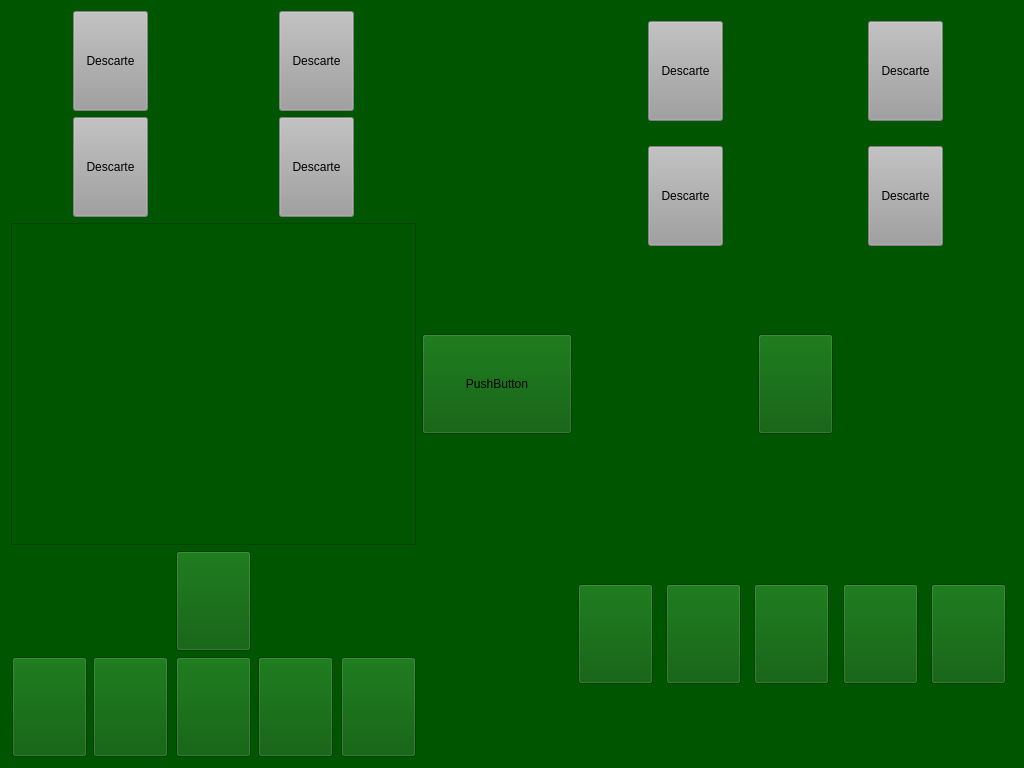
Above: MARDA/pantallajuego.ui from AndreyMena/SpiteAndMalice before the change. Below: the same form after it.
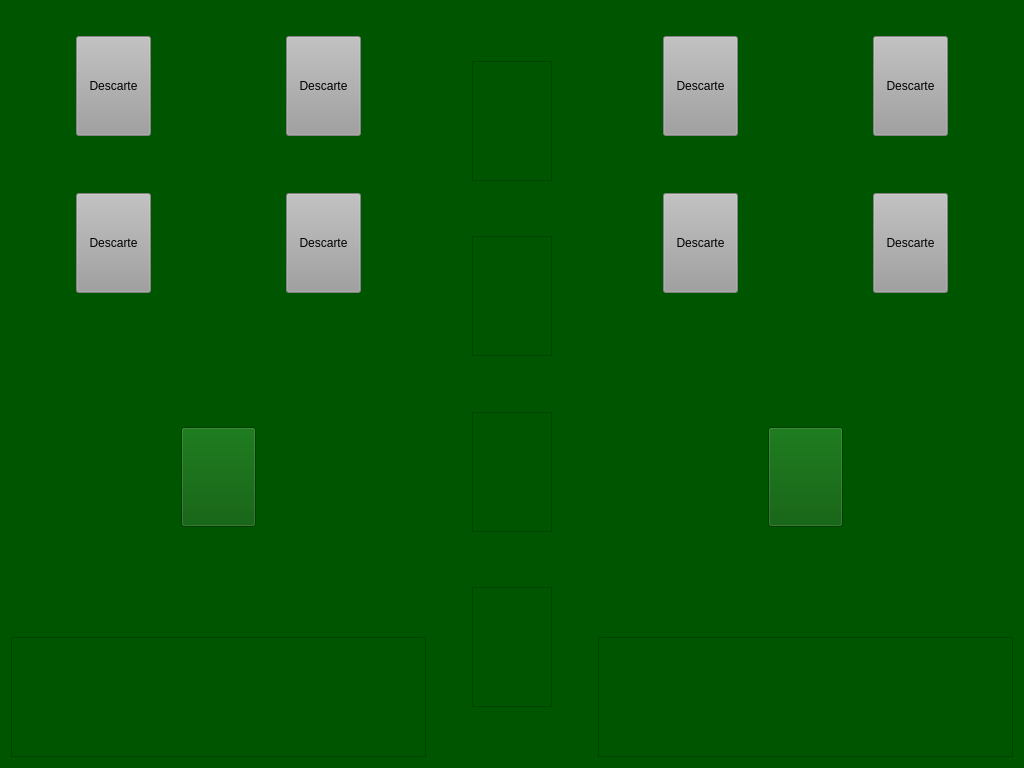
That is the form after the change. Icons and pictures are not drawn.

Commit message: Se agrega código para permitir arrastrar y soltar

```diff
--- a/MARDA/pantallajuego.ui
+++ b/MARDA/pantallajuego.ui
@@ -160,37 +160,6 @@
        </item>
        <item>
         <layout class="QVBoxLayout" name="verticalLayout_6">
-         <item>
-          <widget class="QListView" name="listView">
-           <property name="acceptDrops">
-            <bool>true</bool>
-           </property>
-           <property name="dragEnabled">
-            <bool>true</bool>
-           </property>
-           <property name="iconSize">
-            <size>
-             <width>75</width>
-             <height>100</height>
-            </size>
-           </property>
-           <property name="movement">
-            <enum>QListView::Snap</enum>
-           </property>
-           <property name="spacing">
-            <number>10</number>
-           </property>
-           <property name="gridSize">
-            <size>
-             <width>75</width>
-             <height>100</height>
-            </size>
-           </property>
-           <property name="viewMode">
-            <enum>QListView::IconMode</enum>
-           </property>
-          </widget>
-         </item>
          <item alignment="Qt::AlignHCenter|Qt::AlignVCenter">
           <widget class="QPushButton" name="pushButton_12">
            <property name="sizePolicy">
@@ -221,194 +190,55 @@
          </item>
         </layout>
        </item>
-       <item>
-        <layout class="QHBoxLayout" name="horizontalLayout_5">
-         <item>
-          <spacer name="horizontalSpacer_5">
-           <property name="orientation">
-            <enum>Qt::Horizontal</enum>
-           </property>
-           <property name="sizeHint" stdset="0">
-            <size>
-             <width>40</width>
-             <height>20</height>
-            </size>
-           </property>
-          </spacer>
-         </item>
-         <item alignment="Qt::AlignHCenter|Qt::AlignVCenter">
-          <widget class="QPushButton" name="pushButton_4">
-           <property name="minimumSize">
-            <size>
-             <width>75</width>
-             <height>100</height>
-            </size>
-           </property>
-           <property name="maximumSize">
-            <size>
-             <width>75</width>
-             <height>100</height>
-            </size>
-           </property>
-           <property name="styleSheet">
-            <string notr="true">image: url(:/img/img/10_of_clubs.png);</string>
-           </property>
-           <property name="text">
-            <string/>
-           </property>
-          </widget>
-         </item>
-         <item>
-          <spacer name="horizontalSpacer">
-           <property name="orientation">
-            <enum>Qt::Horizontal</enum>
-           </property>
-           <property name="sizeType">
-            <enum>QSizePolicy::Expanding</enum>
-           </property>
-           <property name="sizeHint" stdset="0">
-            <size>
-             <width>10</width>
-             <height>20</height>
-            </size>
-           </property>
-          </spacer>
-         </item>
-         <item alignment="Qt::AlignHCenter|Qt::AlignVCenter">
-          <widget class="QPushButton" name="pushButton_5">
-           <property name="minimumSize">
-            <size>
-             <width>75</width>
-             <height>100</height>
-            </size>
-           </property>
-           <property name="maximumSize">
-            <size>
-             <width>75</width>
-             <height>100</height>
-            </size>
-           </property>
-           <property name="styleSheet">
-            <string notr="true">image: url(:/img/img/10_of_diamonds.png);</string>
-           </property>
-           <property name="text">
-            <string/>
-           </property>
-          </widget>
-         </item>
-         <item>
-          <spacer name="horizontalSpacer_2">
-           <property name="orientation">
-            <enum>Qt::Horizontal</enum>
-           </property>
-           <property name="sizeHint" stdset="0">
-            <size>
-             <width>40</width>
-             <height>20</height>
-            </size>
-           </property>
-          </spacer>
-         </item>
-         <item alignment="Qt::AlignHCenter|Qt::AlignVCenter">
-          <widget class="QPushButton" name="pushButton_3">
-           <property name="minimumSize">
-            <size>
-             <width>75</width>
-             <height>100</height>
-            </size>
-           </property>
-           <property name="maximumSize">
-            <size>
-             <width>75</width>
-             <height>100</height>
-            </size>
-           </property>
-           <property name="styleSheet">
-            <string notr="true">image: url(:/img/img/10_of_hearts.png);</string>
-           </property>
-           <property name="text">
-            <string/>
-           </property>
-          </widget>
-         </item>
-         <item>
-          <spacer name="horizontalSpacer_3">
-           <property name="orientation">
-            <enum>Qt::Horizontal</enum>
-           </property>
-           <property name="sizeHint" stdset="0">
-            <size>
-             <width>40</width>
-             <height>20</height>
-            </size>
-           </property>
-          </spacer>
-         </item>
-         <item alignment="Qt::AlignHCenter|Qt::AlignVCenter">
-          <widget class="QPushButton" name="pushButton_2">
-           <property name="minimumSize">
-            <size>
-             <width>75</width>
-             <height>100</height>
-            </size>
-           </property>
-           <property name="maximumSize">
-            <size>
-             <width>75</width>
-             <height>100</height>
-            </size>
-           </property>
-           <property name="styleSheet">
-            <string notr="true">image: url(:/img/img/10_of_spades.png);</string>
-           </property>
-           <property name="text">
-            <string/>
-           </property>
-          </widget>
-         </item>
-         <item>
-          <spacer name="horizontalSpacer_4">
-           <property name="orientation">
-            <enum>Qt::Horizontal</enum>
-           </property>
-           <property name="sizeHint" stdset="0">
-            <size>
-             <width>40</width>
-             <height>20</height>
-            </size>
-           </property>
-          </spacer>
-         </item>
-         <item alignment="Qt::AlignHCenter|Qt::AlignVCenter">
-          <widget class="QPushButton" name="pushButton">
-           <property name="minimumSize">
-            <size>
-             <width>75</width>
-             <height>100</height>
-            </size>
-           </property>
-           <property name="maximumSize">
-            <size>
-             <width>75</width>
-             <height>100</height>
-            </size>
-           </property>
-           <property name="styleSheet">
-            <string notr="true">image: url(:/img/img/2_of_clubs.png);</string>
-           </property>
-           <property name="text">
-            <string/>
-           </property>
-          </widget>
-         </item>
-        </layout>
+       <item alignment="Qt::AlignHCenter">
+        <widget class="QListWidget" name="listWidget">
+         <property name="minimumSize">
+          <size>
+           <width>415</width>
+           <height>120</height>
+          </size>
+         </property>
+         <property name="maximumSize">
+          <size>
+           <width>415</width>
+           <height>120</height>
+          </size>
+         </property>
+         <property name="acceptDrops">
+          <bool>true</bool>
+         </property>
+         <property name="verticalScrollBarPolicy">
+          <enum>Qt::ScrollBarAlwaysOff</enum>
+         </property>
+         <property name="horizontalScrollBarPolicy">
+          <enum>Qt::ScrollBarAlwaysOff</enum>
+         </property>
+         <property name="dragEnabled">
+          <bool>true</bool>
+         </property>
+         <property name="defaultDropAction">
+          <enum>Qt::MoveAction</enum>
+         </property>
+         <property name="iconSize">
+          <size>
+           <width>75</width>
+           <height>100</height>
+          </size>
+         </property>
+         <property name="spacing">
+          <number>10</number>
+         </property>
+         <property name="viewMode">
+          <enum>QListView::IconMode</enum>
+         </property>
+        </widget>
        </item>
       </layout>
      </item>
     </layout>
    </item>
    <item>
-    <layout class="QVBoxLayout" name="verticalLayout" stretch="0,0,0,0,0">
+    <layout class="QVBoxLayout" name="verticalLayout" stretch="0">
      <property name="spacing">
       <number>6</number>
      </property>
@@ -416,35 +246,161 @@
       <enum>QLayout::SetDefaultConstraint</enum>
      </property>
      <item>
-      <layout class="QVBoxLayout" name="verticalLayout_7"/>
-     </item>
-     <item>
-      <layout class="QVBoxLayout" name="verticalLayout_11"/>
-     </item>
-     <item>
-      <layout class="QVBoxLayout" name="verticalLayout_10"/>
-     </item>
-     <item>
-      <layout class="QVBoxLayout" name="verticalLayout_9"/>
-     </item>
-     <item>
-      <widget class="QPushButton" name="pushButton_6">
-       <property name="minimumSize">
-        <size>
-         <width>150</width>
-         <height>0</height>
-        </size>
-       </property>
-       <property name="maximumSize">
-        <size>
-         <width>500</width>
-         <height>100</height>
-        </size>
-       </property>
-       <property name="text">
-        <string>PushButton</string>
-       </property>
-      </widget>
+      <layout class="QVBoxLayout" name="verticalLayout_11">
+       <item>
+        <spacer name="verticalSpacer_4">
+         <property name="orientation">
+          <enum>Qt::Vertical</enum>
+         </property>
+         <property name="sizeHint" stdset="0">
+          <size>
+           <width>20</width>
+           <height>40</height>
+          </size>
+         </property>
+        </spacer>
+       </item>
+       <item alignment="Qt::AlignHCenter">
+        <widget class="QListWidget" name="listWidget_4">
+         <property name="maximumSize">
+          <size>
+           <width>80</width>
+           <height>120</height>
+          </size>
+         </property>
+         <property name="acceptDrops">
+          <bool>true</bool>
+         </property>
+         <property name="defaultDropAction">
+          <enum>Qt::MoveAction</enum>
+         </property>
+         <property name="iconSize">
+          <size>
+           <width>75</width>
+           <height>100</height>
+          </size>
+         </property>
+        </widget>
+       </item>
+       <item>
+        <spacer name="verticalSpacer">
+         <property name="orientation">
+          <enum>Qt::Vertical</enum>
+         </property>
+         <property name="sizeHint" stdset="0">
+          <size>
+           <width>20</width>
+           <height>40</height>
+          </size>
+         </property>
+        </spacer>
+       </item>
+       <item alignment="Qt::AlignHCenter">
+        <widget class="QListWidget" name="listWidget_6">
+         <property name="maximumSize">
+          <size>
+           <width>80</width>
+           <height>120</height>
+          </size>
+         </property>
+         <property name="acceptDrops">
+          <bool>true</bool>
+         </property>
+         <property name="defaultDropAction">
+          <enum>Qt::MoveAction</enum>
+         </property>
+         <property name="iconSize">
+          <size>
+           <width>75</width>
+           <height>100</height>
+          </size>
+         </property>
+        </widget>
+       </item>
+       <item>
+        <spacer name="verticalSpacer_2">
+         <property name="orientation">
+          <enum>Qt::Vertical</enum>
+         </property>
+         <property name="sizeHint" stdset="0">
+          <size>
+           <width>20</width>
+           <height>40</height>
+          </size>
+         </property>
+        </spacer>
+       </item>
+       <item alignment="Qt::AlignHCenter">
+        <widget class="QListWidget" name="listWidget_5">
+         <property name="maximumSize">
+          <size>
+           <width>80</width>
+           <height>120</height>
+          </size>
+         </property>
+         <property name="acceptDrops">
+          <bool>true</bool>
+         </property>
+         <property name="defaultDropAction">
+          <enum>Qt::MoveAction</enum>
+         </property>
+         <property name="iconSize">
+          <size>
+           <width>75</width>
+           <height>100</height>
+          </size>
+         </property>
+        </widget>
+       </item>
+       <item>
+        <spacer name="verticalSpacer_3">
+         <property name="orientation">
+          <enum>Qt::Vertical</enum>
+         </property>
+         <property name="sizeHint" stdset="0">
+          <size>
+           <width>20</width>
+           <height>40</height>
+          </size>
+         </property>
+        </spacer>
+       </item>
+       <item alignment="Qt::AlignHCenter">
+        <widget class="QListWidget" name="listWidget_2">
+         <property name="maximumSize">
+          <size>
+           <width>80</width>
+           <height>120</height>
+          </size>
+         </property>
+         <property name="acceptDrops">
+          <bool>true</bool>
+         </property>
+         <property name="defaultDropAction">
+          <enum>Qt::MoveAction</enum>
+         </property>
+         <property name="iconSize">
+          <size>
+           <width>75</width>
+           <height>100</height>
+          </size>
+         </property>
+        </widget>
+       </item>
+       <item>
+        <spacer name="verticalSpacer_5">
+         <property name="orientation">
+          <enum>Qt::Vertical</enum>
+         </property>
+         <property name="sizeHint" stdset="0">
+          <size>
+           <width>20</width>
+           <height>40</height>
+          </size>
+         </property>
+        </spacer>
+       </item>
+      </layout>
      </item>
     </layout>
    </item>
@@ -592,184 +548,21 @@
        </item>
       </layout>
      </item>
-     <item>
-      <layout class="QHBoxLayout" name="horizontalLayout_4">
-       <item alignment="Qt::AlignHCenter|Qt::AlignVCenter">
-        <widget class="QPushButton" name="pushButton_7">
-         <property name="minimumSize">
-          <size>
-           <width>75</width>
-           <height>100</height>
-          </size>
-         </property>
-         <property name="maximumSize">
-          <size>
-           <width>75</width>
-           <height>100</height>
-          </size>
-         </property>
-         <property name="styleSheet">
-          <string notr="true">image: url(:/img/img/2_of_diamonds.png);</string>
-         </property>
-         <property name="text">
-          <string/>
-         </property>
-        </widget>
-       </item>
-       <item>
-        <spacer name="horizontalSpacer_6">
-         <property name="orientation">
-          <enum>Qt::Horizontal</enum>
-         </property>
-         <property name="sizeHint" stdset="0">
-          <size>
-           <width>40</width>
-           <height>20</height>
-          </size>
-         </property>
-        </spacer>
-       </item>
-       <item alignment="Qt::AlignHCenter|Qt::AlignVCenter">
-        <widget class="QPushButton" name="pushButton_11">
-         <property name="minimumSize">
-          <size>
-           <width>75</width>
-           <height>100</height>
-          </size>
-         </property>
-         <property name="maximumSize">
-          <size>
-           <width>75</width>
-           <height>100</height>
-          </size>
-         </property>
-         <property name="styleSheet">
-          <string notr="true">image: url(:/img/img/2_of_hearts.png);</string>
-         </property>
-         <property name="text">
-          <string/>
-         </property>
-        </widget>
-       </item>
-       <item>
-        <spacer name="horizontalSpacer_7">
-         <property name="orientation">
-          <enum>Qt::Horizontal</enum>
-         </property>
-         <property name="sizeHint" stdset="0">
-          <size>
-           <width>40</width>
-           <height>20</height>
-          </size>
-         </property>
-        </spacer>
-       </item>
-       <item alignment="Qt::AlignHCenter|Qt::AlignVCenter">
-        <widget class="QPushButton" name="pushButton_10">
-         <property name="minimumSize">
-          <size>
-           <width>75</width>
-           <height>100</height>
-          </size>
-         </property>
-         <property name="maximumSize">
-          <size>
-           <width>75</width>
-           <height>100</height>
-          </size>
-         </property>
-         <property name="styleSheet">
-          <string notr="true">image: url(:/img/img/2_of_spades.png);</string>
-         </property>
-         <property name="text">
-          <string/>
-         </property>
-        </widget>
-       </item>
-       <item>
-        <spacer name="horizontalSpacer_8">
-         <property name="orientation">
-          <enum>Qt::Horizontal</enum>
-         </property>
-         <property name="sizeHint" stdset="0">
-          <size>
-           <width>40</width>
-           <height>20</height>
-          </size>
-         </property>
-        </spacer>
-       </item>
-       <item alignment="Qt::AlignHCenter|Qt::AlignVCenter">
-        <widget class="QPushButton" name="pushButton_9">
-         <property name="minimumSize">
-          <size>
-           <width>75</width>
-           <height>100</height>
-          </size>
-         </property>
-         <property name="maximumSize">
-          <size>
-           <width>75</width>
-           <height>100</height>
-          </size>
-         </property>
-         <property name="styleSheet">
-          <string notr="true">image: url(:/img/img/3_of_clubs.png);</string>
-         </property>
-         <property name="text">
-          <string/>
-         </property>
-        </widget>
-       </item>
-       <item>
-        <spacer name="horizontalSpacer_9">
-         <property name="orientation">
-          <enum>Qt::Horizontal</enum>
-         </property>
-         <property name="sizeHint" stdset="0">
-          <size>
-           <width>40</width>
-           <height>20</height>
-          </size>
-         </property>
-        </spacer>
-       </item>
-       <item alignment="Qt::AlignHCenter|Qt::AlignVCenter">
-        <widget class="QPushButton" name="pushButton_8">
-         <property name="minimumSize">
-          <size>
-           <width>75</width>
-           <height>100</height>
-          </size>
-         </property>
-         <property name="maximumSize">
-          <size>
-           <width>75</width>
-           <height>100</height>
-          </size>
-         </property>
-         <property name="styleSheet">
-          <string notr="true">image: url(:/img/img/3_of_diamonds.png);</string>
-         </property>
-         <property name="text">
-          <string/>
-         </property>
-        </widget>
-       </item>
-       <item>
-        <spacer name="horizontalSpacer_10">
-         <property name="orientation">
-          <enum>Qt::Horizontal</enum>
-         </property>
-         <property name="sizeHint" stdset="0">
-          <size>
-           <width>40</width>
-           <height>20</height>
-          </size>
-         </property>
-        </spacer>
-       </item>
-      </layout>
+     <item alignment="Qt::AlignHCenter">
+      <widget class="QListWidget" name="listWidget_3">
+       <property name="minimumSize">
+        <size>
+         <width>415</width>
+         <height>120</height>
+        </size>
+       </property>
+       <property name="maximumSize">
+        <size>
+         <width>415</width>
+         <height>120</height>
+        </size>
+       </property>
+      </widget>
      </item>
     </layout>
    </item>
```
The commit also changes 2 other files.
